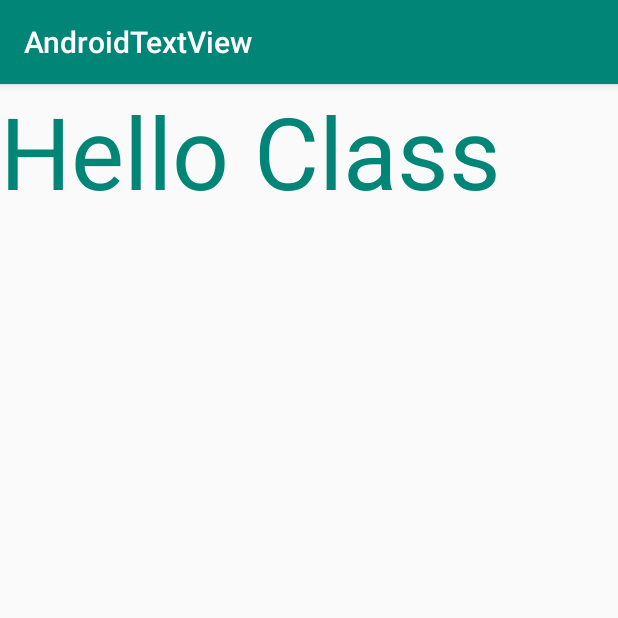
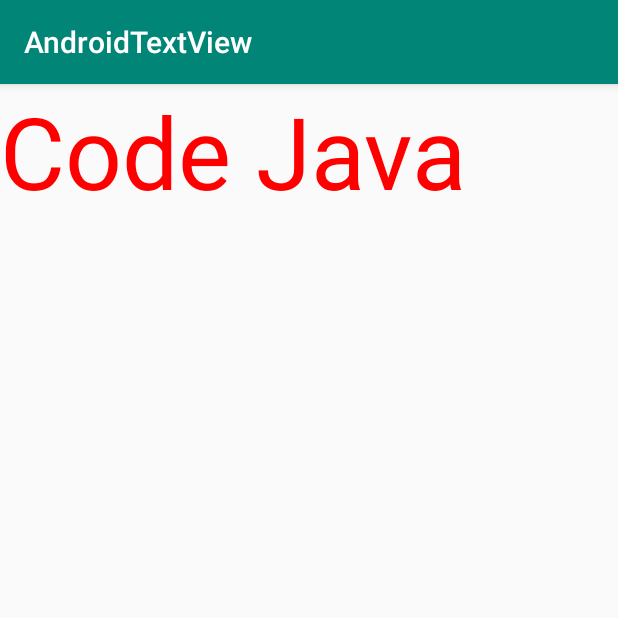
Before and after one commit to dinhthithanh99/AndroidTextView, an Android app: the screen it shows after launch (MainActivity), on a phone screen of 412 x 824 dp, the top half of it. Run offline under Robolectric (Android 15) with nearby library versions, the phone set to English and light mode, and no system bars.

Commit message:
set text xml to java

```diff
--- a/AndroidTextView/app/src/main/java/com/example/androidtextview/MainActivity.java
+++ b/AndroidTextView/app/src/main/java/com/example/androidtextview/MainActivity.java
@@ -2,7 +2,9 @@ package com.example.androidtextview;
 
 import androidx.appcompat.app.AppCompatActivity;
 
+import android.graphics.Color;
 import android.os.Bundle;
+import android.widget.TextView;
 
 public class MainActivity extends AppCompatActivity {
 
@@ -10,5 +12,8 @@ public class MainActivity extends AppCompatActivity {
     protected void onCreate(Bundle savedInstanceState) {
         super.onCreate(savedInstanceState);
         setContentView(R.layout.activity_main);
+        TextView tv = findViewById(R.id.tv);
+        tv.setText("Code Java");
+        tv.setTextColor(Color.RED);
     }
 }
--- a/AndroidTextView/app/src/main/res/layout/activity_main.xml
+++ b/AndroidTextView/app/src/main/res/layout/activity_main.xml
@@ -7,10 +7,12 @@
     tools:context=".MainActivity">
 
     <TextView
+        android:id="@+id/tv"
         android:layout_width="wrap_content"
         android:layout_height="wrap_content"
-        android:text="Hello Class"
+        android:text="@string/rate"
         android:textColor="@color/colorPrimary"
         android:textSize="100px" />
 
+
 </LinearLayout>
--- a/AndroidTextView/app/src/main/res/values/colors.xml
+++ b/AndroidTextView/app/src/main/res/values/colors.xml
@@ -3,4 +3,5 @@
     <color name="colorPrimary">#008577</color>
     <color name="colorPrimaryDark">#00574B</color>
     <color name="colorAccent">#D81B60</color>
+    <color name="color">#ff1493</color>
 </resources>
--- a/AndroidTextView/app/src/main/res/values/strings.xml
+++ b/AndroidTextView/app/src/main/res/values/strings.xml
@@ -1,3 +1,4 @@
 <resources>
     <string name="app_name">AndroidTextView</string>
-</resources>
+    <string name="rate">Hello Class</string>
+    </resources>
```
